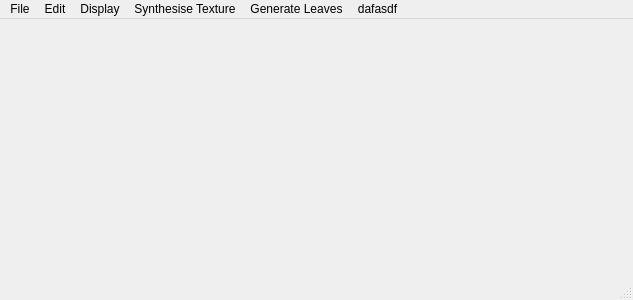
The window that Source/TreeDrawGUI/mainwindow.ui (Merrik44/Yggdrasil) describes before a commit, drawn with Qt 5.
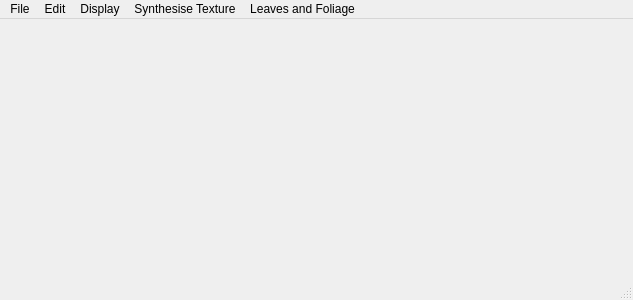
The same window after the commit.

Diff of the .ui file:
```diff
--- a/Source/TreeDrawGUI/mainwindow.ui
+++ b/Source/TreeDrawGUI/mainwindow.ui
@@ -59,22 +59,16 @@
    </widget>
    <widget class="QMenu" name="menuGenerate_Leaves">
     <property name="title">
-     <string>Generate Leaves</string>
+     <string>Leaves and Foliage</string>
     </property>
     <addaction name="actionCreate_Leaves"/>
-    <addaction name="actionCreate_Foliage"/>
-   </widget>
-   <widget class="QMenu" name="menuDafasdf">
-    <property name="title">
-     <string>dafasdf</string>
-    </property>
+    <addaction name="actionFoliage_Options"/>
    </widget>
    <addaction name="menuFile"/>
    <addaction name="menuEdit"/>
    <addaction name="menuDisplay"/>
    <addaction name="menuSynthesise_Texture"/>
    <addaction name="menuGenerate_Leaves"/>
-   <addaction name="menuDafasdf"/>
   </widget>
   <widget class="QStatusBar" name="statusBar"/>
   <action name="actionOpen_XML_file">
```
Left out of the diff: 15 changed lines with no effect on the pictures.
